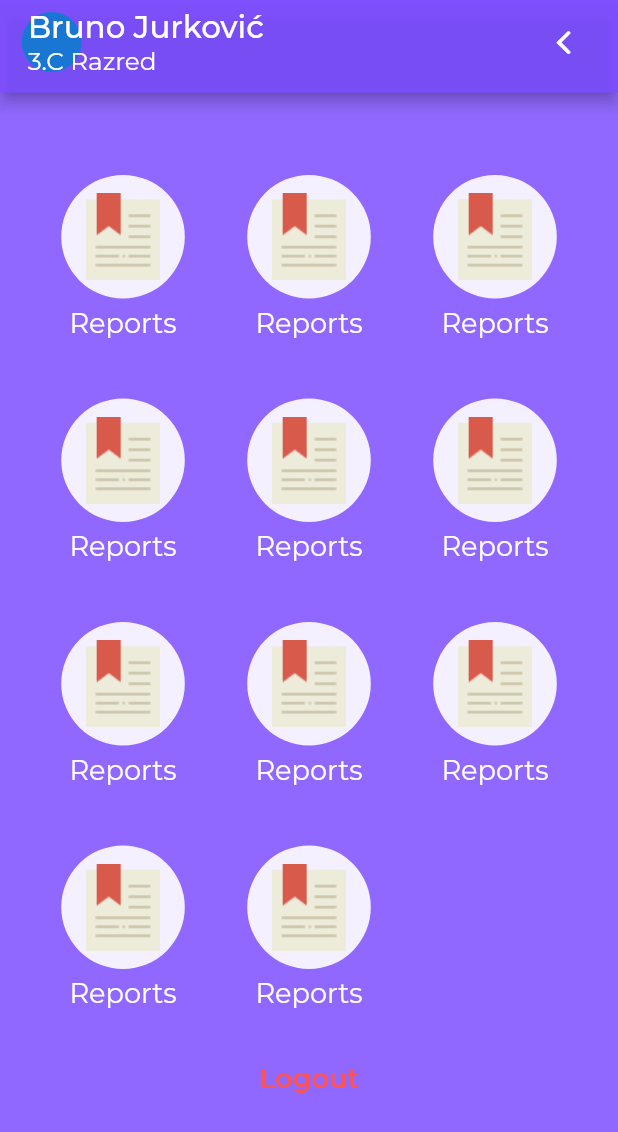
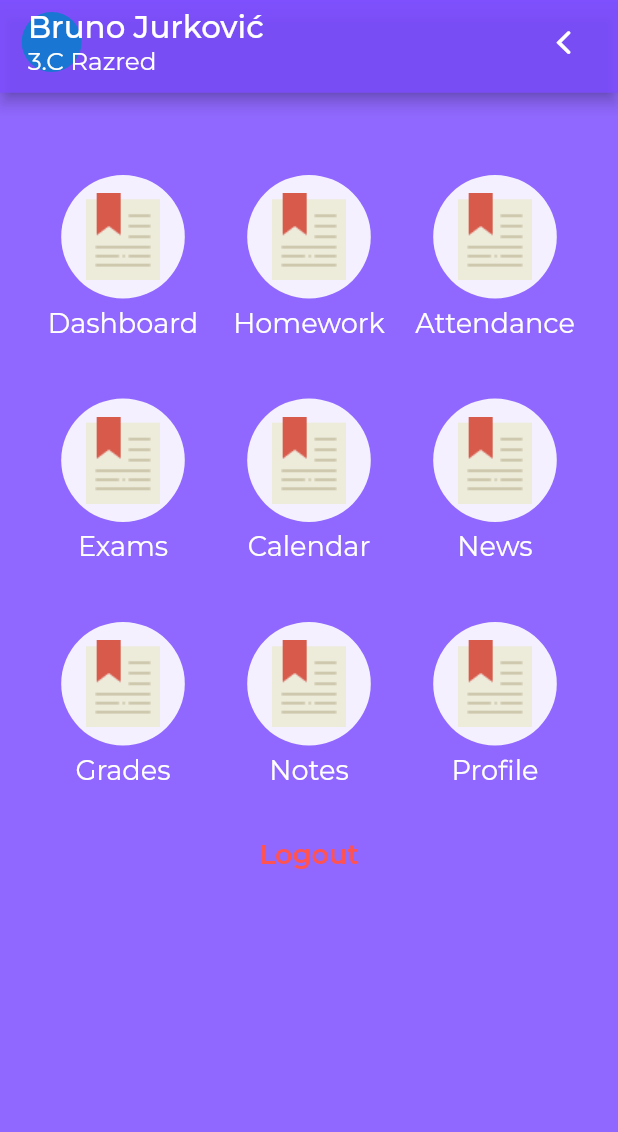
Before and after one commit to BrunoJurkovic/akademik, a Flutter app: the MenuScreen screen opened by its route, on a phone screen of 412 x 824 dp. Shown: the top 1132 px of the screen. Run offline on Flutter 3.47's test engine with Material 2 defaults, Android fonts, the phone set to English and light mode, and no system bars; our stand-ins replace auto_route, cloud_firestore, firebase_auth, firebase_core, flutter_form_builder, flutter_swiper and 2 more; missing offline and left inert: koukicons; accounts and stored records are empty.

Commit message:
Changed the way the grid items are displayed.

```diff
--- a/lib/screens/menu/menu.dart
+++ b/lib/screens/menu/menu.dart
@@ -56,12 +56,6 @@ class _MenuScreenState extends State<MenuScreen> {
               ],
             ),
           ),
-          // shape: RoundedRectangleBorder(
-          //   borderRadius: BorderRadius.only(
-          //     bottomLeft: Radius.circular(20),
-          //     bottomRight: Radius.circular(20),
-          //   ),
-          // ),
           leading: Row(
             children: [
               Padding(
@@ -79,45 +73,24 @@ class _MenuScreenState extends State<MenuScreen> {
           mainAxisAlignment: MainAxisAlignment.start,
           crossAxisAlignment: CrossAxisAlignment.center,
           children: [
-            GridView.builder(
+            GridView(
               shrinkWrap: true,
               gridDelegate: SliverGridDelegateWithFixedCrossAxisCount(
                 crossAxisCount: 3,
                 crossAxisSpacing: 10.0,
                 mainAxisSpacing: 35,
               ),
-              itemCount: 11,
-              itemBuilder: (ctx, index) {
-                return Column(
-                  mainAxisAlignment: MainAxisAlignment.start,
-                  crossAxisAlignment: CrossAxisAlignment.center,
-                  children: [
-                    Expanded(
-                      child: GestureDetector(
-                        onTap: () {
-                          print(index);
-                        },
-                        child: Container(
-                            width: width * 0.2,
-                            height: height * 0.2,
-                            decoration: BoxDecoration(
-                              shape: BoxShape.circle,
-                              color: Colors.white.withOpacity(0.9),
-                            ),
-                            child: Image.asset('assets/images/bookmarkC.png')),
-                      ),
-                    ),
-                    Text(
-                      'Reports',
-                      style: GoogleFonts.montserrat(
-                        color: Colors.white,
-                        fontWeight: FontWeight.w400,
-                        fontSize: height * 0.022,
-                      ),
-                    ),
-                  ],
-                );
-              },
+              children: [
+                AkademikGridItem(text: 'Dashboard', callback: () {}),
+                AkademikGridItem(text: 'Homework', callback: () {}),
+                AkademikGridItem(text: 'Attendance', callback: () {}),
+                AkademikGridItem(text: 'Exams', callback: () {}),
+                AkademikGridItem(text: 'Calendar', callback: () {}),
+                AkademikGridItem(text: 'News', callback: () {}),
+                AkademikGridItem(text: 'Grades', callback: () {}),
+                AkademikGridItem(text: 'Notes', callback: () {}),
+                AkademikGridItem(text: 'Profile', callback: () {}),
+              ],
             ),
             SizedBox(
               height: height * 0.03,
@@ -153,3 +126,49 @@ class _MenuScreenState extends State<MenuScreen> {
     );
   }
 }
+
+class AkademikGridItem extends StatelessWidget {
+  const AkademikGridItem({
+    Key key,
+    this.text,
+    this.callback,
+  }) : super(key: key);
+
+  final String text;
+  final Function callback;
+
+  @override
+  Widget build(BuildContext context) {
+    final width = MediaQuery.of(context).size.width;
+    final height = MediaQuery.of(context).size.height;
+    return Column(
+      mainAxisAlignment: MainAxisAlignment.start,
+      crossAxisAlignment: CrossAxisAlignment.center,
+      children: [
+        Expanded(
+          child: GestureDetector(
+            onTap: () {
+              callback();
+            },
+            child: Container(
+                width: width * 0.2,
+                height: height * 0.2,
+                decoration: BoxDecoration(
+                  shape: BoxShape.circle,
+                  color: Colors.white.withOpacity(0.9),
+                ),
+                child: Image.asset('assets/images/bookmarkC.png')),
+          ),
+        ),
+        Text(
+          text,
+          style: GoogleFonts.montserrat(
+            color: Colors.white,
+            fontWeight: FontWeight.w400,
+            fontSize: height * 0.022,
+          ),
+        ),
+      ],
+    );
+  }
+}
```
